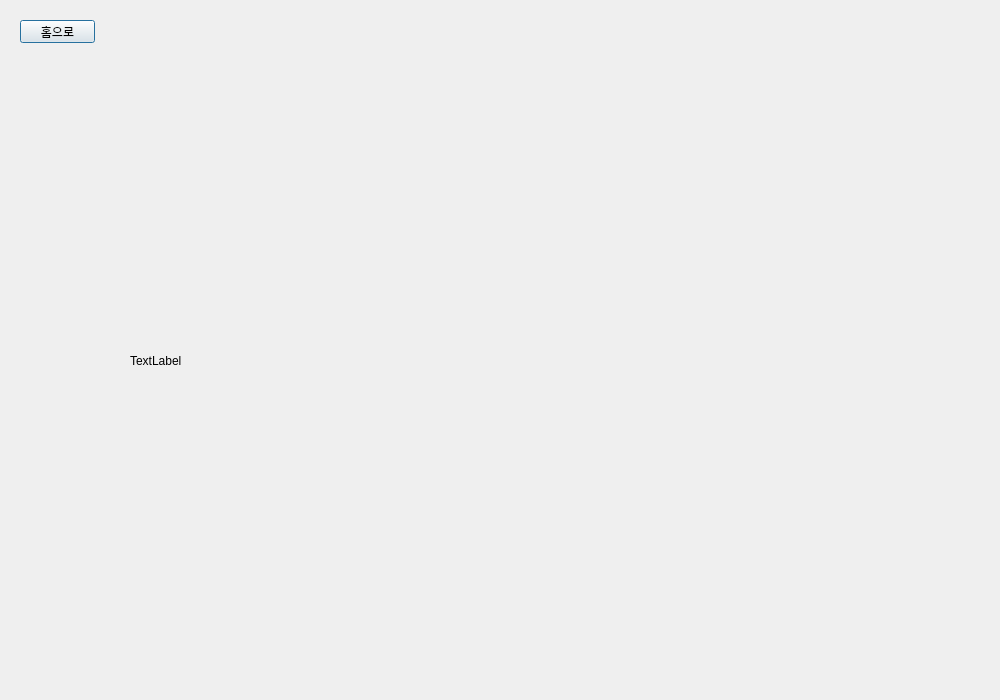
The window that ui/bookpage1.ui (2sseong/mini_project_2025-03) describes before a commit, drawn with Qt 5.
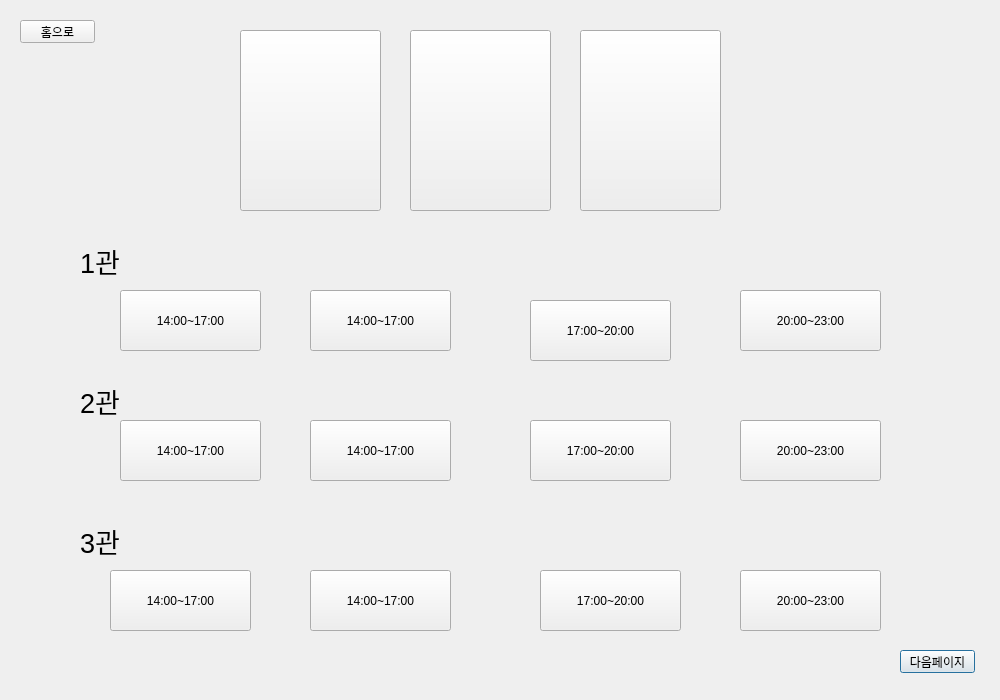
The same window after the commit.

What changed in the file:
```diff
--- a/ui/bookpage1.ui
+++ b/ui/bookpage1.ui
@@ -10,41 +10,36 @@
     <height>700</height>
    </rect>
   </property>
-  <property name="sizePolicy">
-   <sizepolicy hsizetype="Fixed" vsizetype="Fixed">
-    <horstretch>0</horstretch>
-    <verstretch>0</verstretch>
-   </sizepolicy>
-  </property>
-  <property name="minimumSize">
-   <size>
-    <width>1000</width>
-    <height>700</height>
-   </size>
-  </property>
-  <property name="maximumSize">
-   <size>
-    <width>1000</width>
-    <height>700</height>
-   </size>
-  </property>
   <property name="windowTitle">
    <string>Dialog</string>
   </property>
-  <widget class="QLabel" name="moviephoto1">
+  <widget class="QPushButton" name="btn_next">
    <property name="geometry">
     <rect>
-     <x>130</x>
-     <y>210</y>
-     <width>281</width>
-     <height>301</height>
+     <x>900</x>
+     <y>650</y>
+     <width>75</width>
+     <height>23</height>
     </rect>
    </property>
    <property name="text">
-    <string>TextLabel</string>
+    <string>다음페이지</string>
    </property>
   </widget>
-  <widget class="QPushButton" name="btn_gotohome">
+  <widget class="QPushButton" name="btn_movie1">
+   <property name="geometry">
+    <rect>
+     <x>240</x>
+     <y>30</y>
+     <width>141</width>
+     <height>181</height>
+    </rect>
+   </property>
+   <property name="text">
+    <string/>
+   </property>
+  </widget>
+  <widget class="QPushButton" name="btn_gohome">
    <property name="geometry">
     <rect>
      <x>20</x>
@@ -57,6 +52,242 @@
     <string>홈으로</string>
    </property>
   </widget>
+  <widget class="QPushButton" name="btn_movie2">
+   <property name="geometry">
+    <rect>
+     <x>410</x>
+     <y>30</y>
+     <width>141</width>
+     <height>181</height>
+    </rect>
+   </property>
+   <property name="text">
+    <string/>
+   </property>
+  </widget>
+  <widget class="QPushButton" name="btn_movie3">
+   <property name="geometry">
+    <rect>
+     <x>580</x>
+     <y>30</y>
+     <width>141</width>
+     <height>181</height>
+    </rect>
+   </property>
+   <property name="text">
+    <string/>
+   </property>
+  </widget>
+  <widget class="QPushButton" name="pushButton_6">
+   <property name="geometry">
+    <rect>
+     <x>740</x>
+     <y>420</y>
+     <width>141</width>
+     <height>61</height>
+    </rect>
+   </property>
+   <property name="text">
+    <string>20:00~23:00</string>
+   </property>
+  </widget>
+  <widget class="QPushButton" name="pushButton_10">
+   <property name="geometry">
+    <rect>
+     <x>120</x>
+     <y>290</y>
+     <width>141</width>
+     <height>61</height>
+    </rect>
+   </property>
+   <property name="text">
+    <string>14:00~17:00</string>
+   </property>
+  </widget>
+  <widget class="QPushButton" name="pushButton_11">
+   <property name="geometry">
+    <rect>
+     <x>120</x>
+     <y>420</y>
+     <width>141</width>
+     <height>61</height>
+    </rect>
+   </property>
+   <property name="text">
+    <string>14:00~17:00</string>
+   </property>
+  </widget>
+  <widget class="QPushButton" name="pushButton">
+   <property name="geometry">
+    <rect>
+     <x>310</x>
+     <y>290</y>
+     <width>141</width>
+     <height>61</height>
+    </rect>
+   </property>
+   <property name="text">
+    <string>14:00~17:00</string>
+   </property>
+  </widget>
+  <widget class="QLabel" name="three">
+   <property name="geometry">
+    <rect>
+     <x>80</x>
+     <y>520</y>
+     <width>71</width>
+     <height>41</height>
+    </rect>
+   </property>
+   <property name="font">
+    <font>
+     <pointsize>20</pointsize>
+    </font>
+   </property>
+   <property name="text">
+    <string>3관</string>
+   </property>
+  </widget>
+  <widget class="QPushButton" name="pushButton_4">
+   <property name="geometry">
+    <rect>
+     <x>530</x>
+     <y>300</y>
+     <width>141</width>
+     <height>61</height>
+    </rect>
+   </property>
+   <property name="text">
+    <string>17:00~20:00</string>
+   </property>
+  </widget>
+  <widget class="QPushButton" name="pushButton_2">
+   <property name="geometry">
+    <rect>
+     <x>310</x>
+     <y>420</y>
+     <width>141</width>
+     <height>61</height>
+    </rect>
+   </property>
+   <property name="text">
+    <string>14:00~17:00</string>
+   </property>
+  </widget>
+  <widget class="QPushButton" name="pushButton_8">
+   <property name="geometry">
+    <rect>
+     <x>740</x>
+     <y>570</y>
+     <width>141</width>
+     <height>61</height>
+    </rect>
+   </property>
+   <property name="text">
+    <string>20:00~23:00</string>
+   </property>
+  </widget>
+  <widget class="QPushButton" name="pushButton_9">
+   <property name="geometry">
+    <rect>
+     <x>540</x>
+     <y>570</y>
+     <width>141</width>
+     <height>61</height>
+    </rect>
+   </property>
+   <property name="text">
+    <string>17:00~20:00</string>
+   </property>
+  </widget>
+  <widget class="QPushButton" name="pushButton_12">
+   <property name="geometry">
+    <rect>
+     <x>110</x>
+     <y>570</y>
+     <width>141</width>
+     <height>61</height>
+    </rect>
+   </property>
+   <property name="text">
+    <string>14:00~17:00</string>
+   </property>
+  </widget>
+  <widget class="QPushButton" name="pushButton_3">
+   <property name="geometry">
+    <rect>
+     <x>310</x>
+     <y>570</y>
+     <width>141</width>
+     <height>61</height>
+    </rect>
+   </property>
+   <property name="text">
+    <string>14:00~17:00</string>
+   </property>
+  </widget>
+  <widget class="QLabel" name="one">
+   <property name="geometry">
+    <rect>
+     <x>80</x>
+     <y>240</y>
+     <width>71</width>
+     <height>41</height>
+    </rect>
+   </property>
+   <property name="font">
+    <font>
+     <pointsize>20</pointsize>
+    </font>
+   </property>
+   <property name="text">
+    <string>1관</string>
+   </property>
+  </widget>
+  <widget class="QPushButton" name="pushButton_7">
+   <property name="geometry">
+    <rect>
+     <x>530</x>
+     <y>420</y>
+     <width>141</width>
+     <height>61</height>
+    </rect>
+   </property>
+   <property name="text">
+    <string>17:00~20:00</string>
+   </property>
+  </widget>
+  <widget class="QLabel" name="two">
+   <property name="geometry">
+    <rect>
+     <x>80</x>
+     <y>380</y>
+     <width>71</width>
+     <height>41</height>
+    </rect>
+   </property>
+   <property name="font">
+    <font>
+     <pointsize>20</pointsize>
+    </font>
+   </property>
+   <property name="text">
+    <string>2관</string>
+   </property>
+  </widget>
+  <widget class="QPushButton" name="pushButton_5">
+   <property name="geometry">
+    <rect>
+     <x>740</x>
+     <y>290</y>
+     <width>141</width>
+     <height>61</height>
+    </rect>
+   </property>
+   <property name="text">
+    <string>20:00~23:00</string>
+   </property>
+  </widget>
  </widget>
  <resources/>
  <connections/>
```
